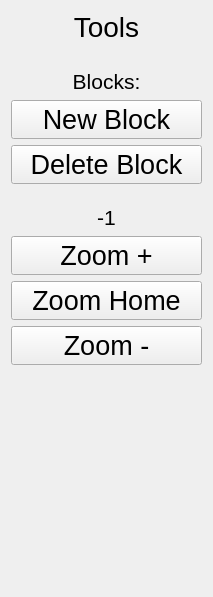
The window that client/MinderClient/libs/ToolsPalette/ui/ToolsPalette.ui (LDK28/Minder) describes before a commit, drawn with Qt 5.
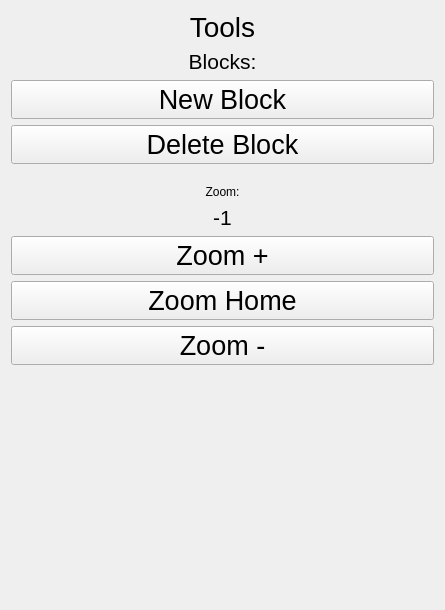
The same window after the commit. Icons and pictures are not drawn.

```diff
--- a/client/MinderClient/libs/ToolsPalette/ui/ToolsPalette.ui
+++ b/client/MinderClient/libs/ToolsPalette/ui/ToolsPalette.ui
@@ -6,8 +6,8 @@
    <rect>
     <x>0</x>
     <y>0</y>
-    <width>213</width>
-    <height>597</height>
+    <width>445</width>
+    <height>610</height>
    </rect>
   </property>
   <property name="sizePolicy">
@@ -45,25 +45,9 @@
     </widget>
    </item>
    <item>
-    <spacer name="verticalSpacer">
-     <property name="orientation">
-      <enum>Qt::Vertical</enum>
-     </property>
-     <property name="sizeType">
-      <enum>QSizePolicy::Minimum</enum>
-     </property>
-     <property name="sizeHint" stdset="0">
-      <size>
-       <width>20</width>
-       <height>20</height>
-      </size>
-     </property>
-    </spacer>
-   </item>
-   <item>
-    <layout class="QVBoxLayout" name="verticalLayout_3">
+    <layout class="QVBoxLayout" name="layoutBlock">
      <item>
-      <widget class="QLabel" name="labelMenu">
+      <widget class="QLabel" name="labelSubtitleBlocks">
        <property name="font">
         <font>
          <pointsize>16</pointsize>
@@ -81,7 +65,7 @@
       </widget>
      </item>
      <item>
-      <widget class="QPushButton" name="btnAddNewNode">
+      <widget class="QPushButton" name="btnAddNewBlock">
        <property name="sizePolicy">
         <sizepolicy hsizetype="Minimum" vsizetype="Fixed">
          <horstretch>0</horstretch>
@@ -111,6 +95,16 @@
        <property name="text">
         <string>New Block</string>
        </property>
+       <property name="icon">
+        <iconset resource="../../../resources/resources.qrc">
+         <normaloff>:/img/img/add_block_icon.png</normaloff>:/img/img/add_block_icon.png</iconset>
+       </property>
+       <property name="iconSize">
+        <size>
+         <width>32</width>
+         <height>32</height>
+        </size>
+       </property>
        <property name="autoDefault">
         <bool>false</bool>
        </property>
@@ -147,6 +141,16 @@
        <property name="text">
         <string>Delete Block</string>
        </property>
+       <property name="icon">
+        <iconset resource="../../../resources/resources.qrc">
+         <normaloff>:/img/img/delete_block_icon.png</normaloff>:/img/img/delete_block_icon.png</iconset>
+       </property>
+       <property name="iconSize">
+        <size>
+         <width>32</width>
+         <height>32</height>
+        </size>
+       </property>
        <property name="autoDefault">
         <bool>false</bool>
        </property>
@@ -171,7 +175,17 @@
     </spacer>
    </item>
    <item>
-    <layout class="QVBoxLayout" name="verticalLayout">
+    <layout class="QVBoxLayout" name="layoutZoom">
+     <item>
+      <widget class="QLabel" name="labelSubtitleZoom">
+       <property name="text">
+        <string>Zoom:</string>
+       </property>
+       <property name="alignment">
+        <set>Qt::AlignCenter</set>
+       </property>
+      </widget>
+     </item>
      <item>
       <widget class="QLabel" name="labelScale">
        <property name="font">
@@ -221,6 +235,12 @@
        <property name="text">
         <string>Zoom +</string>
        </property>
+       <property name="iconSize">
+        <size>
+         <width>32</width>
+         <height>32</height>
+        </size>
+       </property>
        <property name="autoDefault">
         <bool>false</bool>
        </property>
```
Left out of the diff: 6 changed lines with no effect on the pictures.
